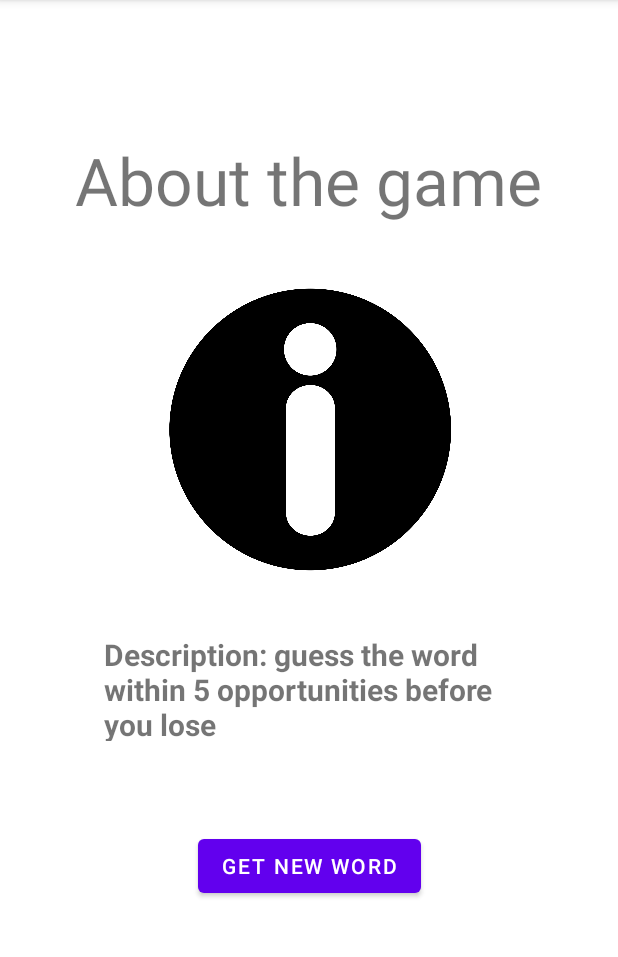
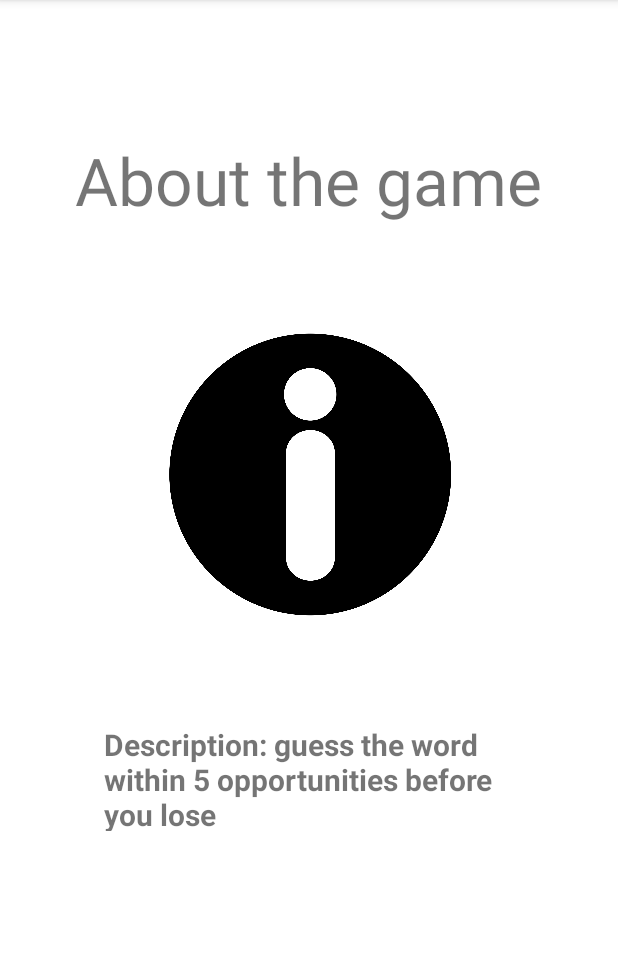
Before and after one commit to tahlly88/group3_mobile_app_dev, an Android app: the aboutGame screen opened directly, with no data from a screen before it, on a phone screen of 412 x 824 dp, the part 84-1041 px from its top. Run offline under Robolectric (Android 15) with nearby library versions, the phone set to English and light mode, and no system bars.

Commit message:
Forgot to remove the test button in the about screen.

```diff
--- a/app/src/main/java/com/groupprojects/hangman/aboutGame.java
+++ b/app/src/main/java/com/groupprojects/hangman/aboutGame.java
@@ -12,14 +12,9 @@ public class aboutGame extends AppCompatActivity {
     protected void onCreate(Bundle savedInstanceState) {
         super.onCreate(savedInstanceState);
         setContentView(R.layout.activity_about);
-        //the below code is to make sure the word list is working properly
 
-         Toast toast2 = Toast.makeText(this, wordList.getWord(), Toast.LENGTH_LONG);
-         toast2.show();
 
     }
 
-    public void getNewWord(View view){
-        Toast.makeText(aboutGame.this, wordList.getWord(), Toast.LENGTH_SHORT).show();
-    }
+
 }
--- a/app/src/main/res/layout/activity_about.xml
+++ b/app/src/main/res/layout/activity_about.xml
@@ -19,17 +19,6 @@
         app:layout_constraintTop_toTopOf="parent"
         app:layout_constraintVertical_bias="0.128" />
 
-    <Button
-        android:id="@+id/newWord"
-        android:layout_width="wrap_content"
-        android:layout_height="wrap_content"
-        android:layout_marginTop="404dp"
-        android:onClick="getNewWord"
-        android:text="Get new word"
-        app:layout_constraintEnd_toEndOf="parent"
-        app:layout_constraintStart_toStartOf="parent"
-        app:layout_constraintTop_toBottomOf="@+id/textView" />
-
     <TextView
         android:id="@+id/textView3"
         android:layout_width="272dp"
@@ -37,12 +26,12 @@
         android:text="@string/description"
         android:textSize="20sp"
         android:textStyle="bold"
-        app:layout_constraintBottom_toTopOf="@+id/newWord"
+        app:layout_constraintBottom_toBottomOf="parent"
         app:layout_constraintEnd_toEndOf="parent"
         app:layout_constraintHorizontal_bias="0.496"
         app:layout_constraintStart_toStartOf="parent"
         app:layout_constraintTop_toBottomOf="@+id/textView"
-        app:layout_constraintVertical_bias="0.821" />
+        app:layout_constraintVertical_bias="0.609" />
 
     <ImageView
         android:id="@+id/imageView"
```
